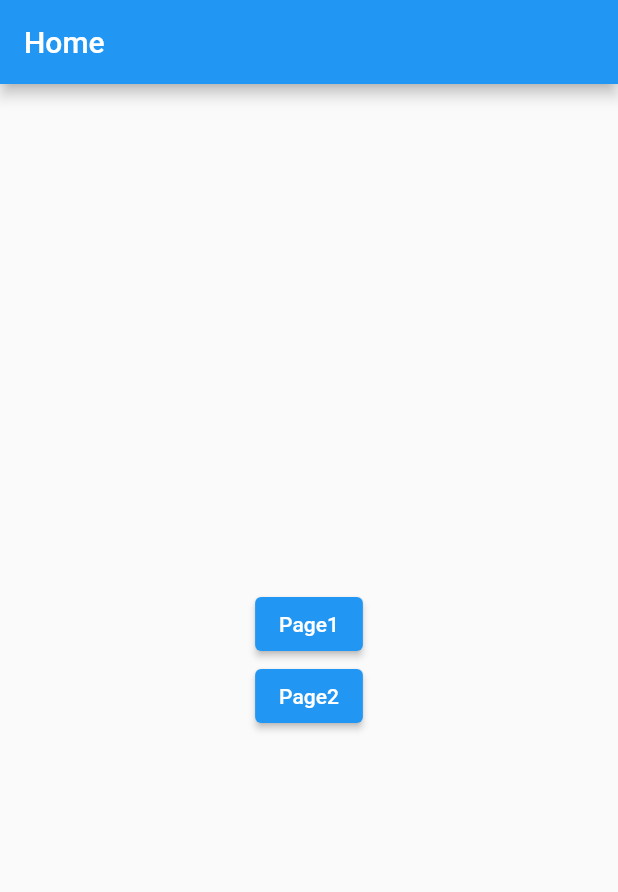
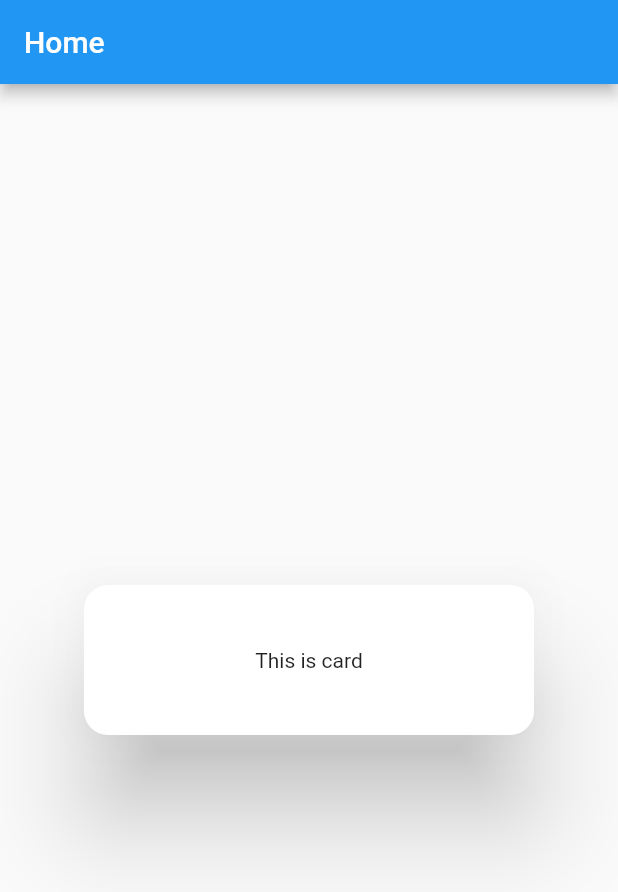
Before and after one commit to Shraboniakter/Navigation, a Flutter app: the screen it shows after launch, on a phone screen of 412 x 824 dp. Shown: the top 892 px of the screen. Run offline on Flutter 3.47's test engine with Material 2 defaults, Android fonts, the phone set to English and light mode, and no system bars.

Commit message:
This is Card

```diff
--- a/lib/main.dart
+++ b/lib/main.dart
@@ -21,60 +21,21 @@ class Myapp extends StatelessWidget {
     return Scaffold(
       appBar: AppBar(title: Text('Home'),),
       body: Center(
-        child: Column(
-mainAxisAlignment: MainAxisAlignment.center,
-          children: [
-            ElevatedButton(onPressed: (){
-              Navigator.push(context, MaterialPageRoute(builder:(context)=>Page1()));
-            }, child:Text('Page1')),
-            ElevatedButton(onPressed: (){
-              Navigator.push(context, MaterialPageRoute(builder: (context)=>Page2()));
-            }, child:Text('Page2')),
+        child:Card(
+          elevation: 30,
+   // margin: EdgeInsets.zero,
+    //clipBehavior: Clip.antiAlias,
+    shape: RoundedRectangleBorder(
+    borderRadius: BorderRadius.circular(16)),
+            child: SizedBox(
+          height: 100,
+          width: 300,
+          child:Center( child:Text('This is card')),
+        )
 
-        ],),
+          ),
       ),
+
     );
   }
 }
-class Page1 extends StatelessWidget {
-
-  @override
-  Widget build(BuildContext context) {
-    return Scaffold(
-      appBar: AppBar(title: Text("page1"),),
-      body: Center(child: Text('Software Developer',style: TextStyle(fontWeight: FontWeight.bold),),),
-    );
-  }
-}
-class Page2 extends StatelessWidget {
-
-  @override
-  Widget build(BuildContext context) {
-    return Scaffold(
-      appBar: AppBar(title: Text("Page2"),),
-      body: Column(
-        mainAxisAlignment: MainAxisAlignment.center,
-        children: [
-          Center(child:
-            Text('Hello Shrabon',style: TextStyle(fontWeight: FontWeight.bold),),),
-          ElevatedButton(onPressed: (){
-            Navigator.push(context, MaterialPageRoute(builder: (context)=>Page3('shrabon')));
-          }, child: Text('Page3'))
-        ],
-      ),
-    );
-  }
-}
-class Page3 extends StatelessWidget {
-  String msg;
-   Page3(this.msg, {super.key});
-
-  @override
-  Widget build(BuildContext context) {
-    return Scaffold(
-      appBar: AppBar(title: Text(msg),),
-      body: Center(child:
-      Text('Iam Try',style: TextStyle(fontWeight: FontWeight.bold),),),
-    );
-  }
-}
```
